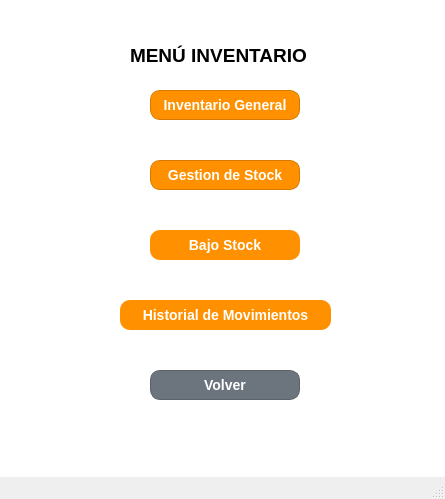
The window that gui/menu_inventario.ui (UTN-BDA-2026/repositorio-grupo-BCCG) describes before a commit, drawn with Qt 5.
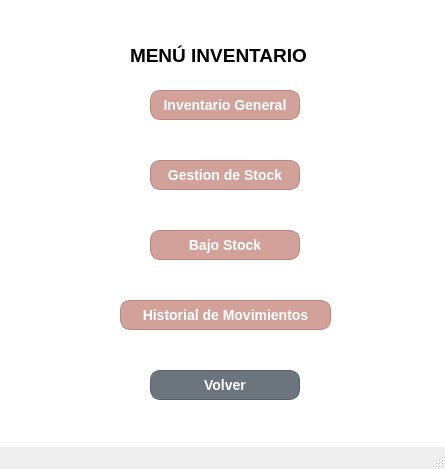
The same window after the commit.

What changed in the file:
```diff
--- a/gui/menu_inventario.ui
+++ b/gui/menu_inventario.ui
@@ -7,7 +7,7 @@
     <x>0</x>
     <y>0</y>
     <width>445</width>
-    <height>499</height>
+    <height>469</height>
    </rect>
   </property>
   <property name="windowTitle">
@@ -37,12 +37,12 @@
     </property>
     <property name="styleSheet">
      <string notr="true">QPushButton {
-    background-color: #FF9100;
+    background-color: #D1A19A;
     color: white;
     border-radius: 10px;
     font-weight: bold;
     font-size: 14px;
-    border: 1px solid #D47900;
+    border: 1px solid #B88680;
 }
 
 QPushButton:hover {
@@ -68,12 +68,12 @@
     </property>
     <property name="styleSheet">
      <string notr="true">QPushButton {
-    background-color: #FF9100;
+    background-color: #D1A19A;
     color: white;
     border-radius: 10px;
     font-weight: bold;
     font-size: 14px;
-    border: 1px solid #D47900;
+    border: 1px solid #B88680;
 }
 
 QPushButton:hover {
@@ -99,15 +99,20 @@
     </property>
     <property name="styleSheet">
      <string notr="true">QPushButton {
-    background-color: #FF9100;
+    background-color: #D1A19A;
     color: white;
     border-radius: 10px;
     font-weight: bold;
     font-size: 14px;
+    border: 1px solid #B88680;
 }
 
 QPushButton:hover {
-    background-color: #E68200;
+    background-color: #C29089;
+}
+
+QPushButton:pressed {
+    background-color: #B3817A; 
 }</string>
     </property>
     <property name="text">
@@ -156,15 +161,20 @@
     </property>
     <property name="styleSheet">
      <string notr="true">QPushButton {
-    background-color: #FF9100;
+    background-color: #D1A19A;
     color: white;
     border-radius: 10px;
     font-weight: bold;
     font-size: 14px;
+    border: 1px solid #B88680;
 }
 
 QPushButton:hover {
-    background-color: #E68200;
+    background-color: #C29089;
+}
+
+QPushButton:pressed {
+    background-color: #B3817A; 
 }</string>
     </property>
     <property name="text">
```
Left out of the diff: 8 changed lines with no effect on the pictures.
